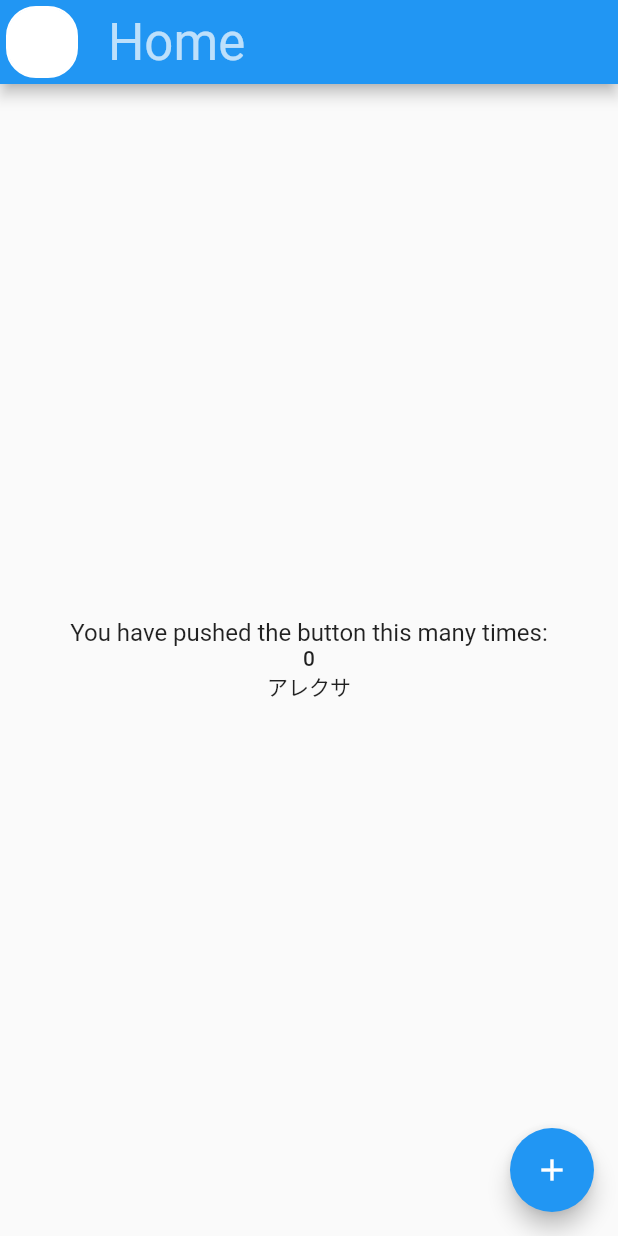
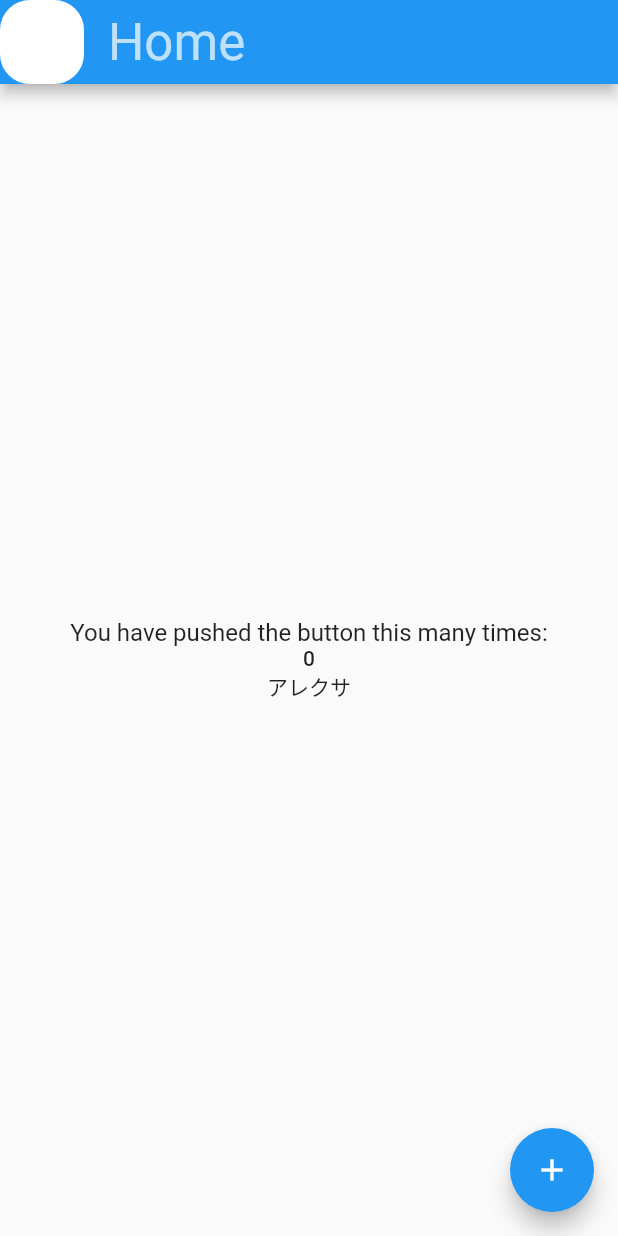
Before and after one commit to BambooTuna/posttree, a Flutter app: the screen it shows after launch, on a phone screen of 412 x 824 dp. Run offline on Flutter 3.47's test engine with Material 2 defaults, Android fonts, the phone set to English and light mode, and no system bars; our stand-ins replace firebase_auth, firebase_core, flutter_easyloading, flutter_signin_button, google_sign_in; missing offline and left inert: simple_logger; accounts and stored records are empty.

```diff
--- a/lib/const/login.dart
+++ b/lib/const/login.dart
@@ -1,3 +1,3 @@
-const loginViewTitle = "Login";
+const viewTitle = "Login";
 const signInWithGoogle = "Googleでログイン";
 const loadingText = "処理中";
--- /dev/null
+++ b/lib/const/user_page.dart
@@ -0,0 +1,2 @@
+const viewTitle = "Profile";
+const loadingText = "処理中";
--- a/lib/ui/home.dart
+++ b/lib/ui/home.dart
@@ -1,7 +1,8 @@
 import 'package:flutter/material.dart';
-import 'package:posttree/style/colors.dart';
+import 'package:posttree/ui/user_page.dart';
 import 'package:posttree/view_model/authenticate.dart';
 import 'package:posttree/view_model/home.dart';
+import 'package:posttree/widget/user_icon.dart';
 import 'package:provider/provider.dart';
 
 class Home extends StatelessWidget {
@@ -32,8 +33,6 @@ class UserSmallIcon extends StatefulWidget {
 }
 
 class _UserSmallIconState extends State<UserSmallIcon> {
-  static const iconSize = 48.0;
-
   @override
   void initState() {
     super.initState();
@@ -42,42 +41,30 @@ class _UserSmallIconState extends State<UserSmallIcon> {
   @override
   Widget build(BuildContext context) {
     var viewModel = Provider.of<HomeViewModel>(context);
-    final userIconImage = viewModel.user.userIconImage;
-    final icon = userIconImage == null
+    if (viewModel.isLogin) {
+      final icon = viewModel.user.userIconImage == null
           ? Icon(IconData(0xee41, fontFamily: 'MaterialIcons'))
           : Image.network(
-            userIconImage.value,
+              viewModel.user.userIconImage!.value,
               fit: BoxFit.cover,
             );
-
-    return Container(
-      width: iconSize,
-      height: iconSize,
-      margin: EdgeInsets.fromLTRB(4, 4, 4, 4),
-      decoration: BoxDecoration(
-        color: Theme.of(context).cardColor,
-        border: Border.all(color: Theme.of(context).cardColor, width: 1.5),
-        borderRadius: BorderRadius.circular(20),
-      ),
-      child: ClipRRect(
-        borderRadius: BorderRadius.circular(24),
-        child: InkWell(
+      return UserIcon(
+        iconSize: 48.0,
         onTap: () {
-              if (viewModel.isLogin) {
-                showDialog(
-                    context: context,
-                    builder: (context) {
-                      return AlertDialog(
-                        title: Text("Unimplemented: ユーザーページに飛ぶ"),
+          Navigator.of(context).pushNamed("/profile",
+              arguments: UserPageArguments(viewModel.user.userId.id));
+        },
+        child: icon,
       );
-                    });
     } else {
+      return UserIcon(
+        iconSize: 48.0,
+        onTap: () {
           Navigator.of(context).pushNamed("/login");
+        },
+        child: Icon(IconData(0xee41, fontFamily: 'MaterialIcons')),
+      );
     }
-            },
-            child: icon),
-      ),
-    );
   }
 }
 
@@ -122,7 +109,7 @@ class _HomeBodyState extends State<HomeBody> {
     authenticateViewModel.authenticateSuccessAction.stream.listen((user) {
       viewModel.setUser(user);
     });
-    authenticateViewModel.signOut();
+    // authenticateViewModel.signOut();
     authenticateViewModel.authenticate();
   }
 
--- a/lib/view_model/authenticate.dart
+++ b/lib/view_model/authenticate.dart
@@ -4,10 +4,7 @@ import 'package:flutter/material.dart';
 import 'package:posttree/model/account.dart';
 import 'package:posttree/model/user.dart';
 import 'package:posttree/repository/account.dart';
-import 'package:posttree/utils/state.dart';
-import 'package:posttree/utils/event.dart';
 import 'package:posttree/utils/logger.dart';
-import 'package:provider/provider.dart';
 
 // ユーザーの認証と
 class AuthenticateViewModel extends ChangeNotifier {
--- /dev/null
+++ b/lib/widget/user_icon.dart
@@ -0,0 +1,26 @@
+import 'package:flutter/cupertino.dart';
+import 'package:flutter/material.dart';
+
+class UserIcon extends StatelessWidget {
+  final double iconSize;
+  final Function()? onTap;
+  final Widget? child;
+  UserIcon({required this.iconSize, this.onTap, this.child});
+
+  @override
+  Widget build(BuildContext context) {
+    return Container(
+      width: this.iconSize,
+      height: this.iconSize,
+      decoration: BoxDecoration(
+        color: Theme.of(context).cardColor,
+        border: Border.all(color: Theme.of(context).cardColor, width: 1.5),
+        borderRadius: BorderRadius.circular(20),
+      ),
+      child: ClipRRect(
+        borderRadius: BorderRadius.circular(this.iconSize / 2),
+        child: InkWell(onTap: onTap, child: this.child),
+      ),
+    );
+  }
+}
```
Also changed, not shown: lib/main.dart (+11 -0 lines), lib/ui/login.dart (+7 -9 lines), lib/ui/user_page.dart (added, +74 -0 lines), lib/view_model/user_page.dart (added, +36 -0 lines). Lines whose indentation alone changed are shown as unchanged.
